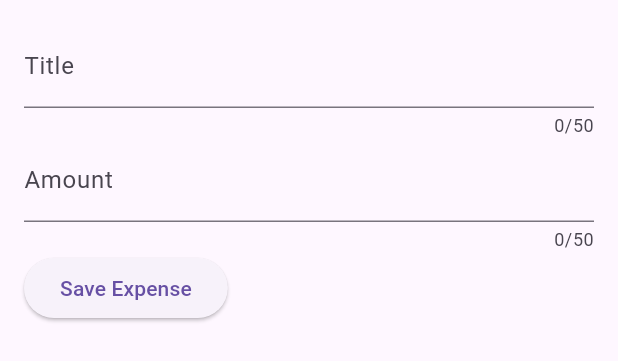
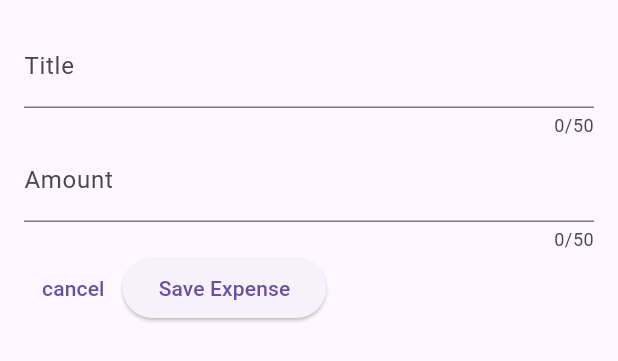
Before and after one commit to arissugiyono/Expense-tracker-app, a Flutter app: the NewExpense widget shown alone on an empty page, opened directly, after a tap on "Save Expense", on a phone screen of 412 x 824 dp. Shown: the top 361 px of the screen. Run offline on Flutter 3.47's test engine with Material 3 defaults, Android fonts, the phone set to English and light mode, and no system bars.

Commit message:
add: textfield amount dan button cancel

```diff
--- a/lib/widgets/new_expense.dart
+++ b/lib/widgets/new_expense.dart
@@ -18,6 +18,7 @@ class _NewExpenseState extends State<NewExpense> {
   @override
   void dispose() {
     _titleController.dispose();
+    _amountController.dispose();
     super.dispose();
   }
 
@@ -34,15 +35,22 @@ class _NewExpenseState extends State<NewExpense> {
           ),
           TextField(
             controller: _amountController,
+
             keyboardType: TextInputType.number,
             maxLength: 50,
-            decoration: InputDecoration(label: Text("Amount")),
+            decoration: InputDecoration(
+              prefixText: "\$ ",
+              label: Text("Amount")),
           ),
           Row(
             children: [
+              TextButton(onPressed: () {
+
+              }, child: Text("cancel")),
               ElevatedButton(
                 onPressed: () {
                   print(_titleController);
+                  print(_amountController);
                 },
                 child: Text("Save Expense"),
               ),
```
